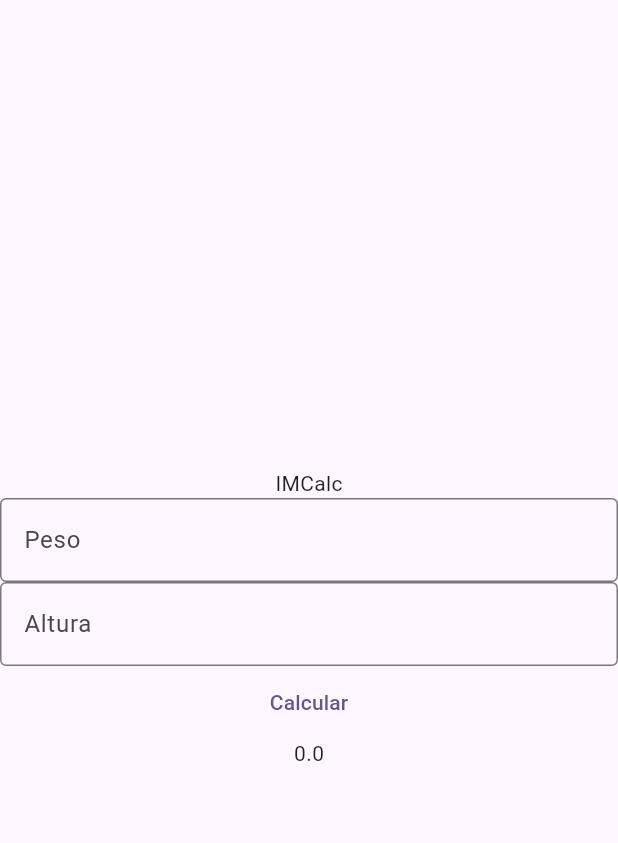
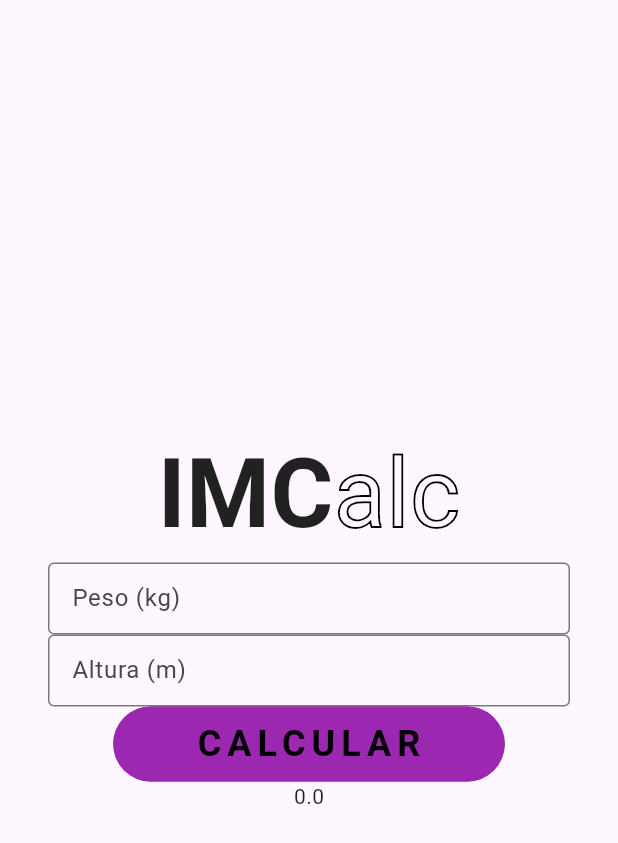
Before and after one commit to JustNat/imc_calc, a Flutter app: the screen it shows after launch, on a phone screen of 412 x 824 dp. Shown: the top 843 px of the screen. Run offline on Flutter 3.47's test engine with Material 2 defaults, Android fonts, the phone set to English and light mode, and no system bars; our stand-ins replace google_fonts.

Commit message:
mudanças no design da main.dart

```diff
--- a/lib/main.dart
+++ b/lib/main.dart
@@ -39,35 +39,85 @@ class _HomePageState extends State<HomePage> {
   @override
   Widget build(BuildContext context) {
     return Scaffold(
-      body: Center(
+      body: Container(
+        width: double.infinity,
+        margin: const EdgeInsets.symmetric(horizontal: 32, vertical: 32),
+        child: Center(
           child: Column(
             mainAxisAlignment: MainAxisAlignment.center,
             children: <Widget>[
-            const Text("IMCalc"),
-            const TextField(
-              keyboardType: TextInputType.number,
-              textAlign: TextAlign.justify,
-              decoration: InputDecoration(border: OutlineInputBorder(), labelText: 'Peso')
+              Row(
+                mainAxisAlignment: MainAxisAlignment.center,
+                children: [
+                  const Text("IMC", style: TextStyle(fontSize: 64, fontWeight: FontWeight.w600)),
+                  Text("alc",
+                    style: TextStyle(
+                    fontSize: 64,
+                    foreground: Paint()
+                      ..style = PaintingStyle.stroke
+                      ..strokeWidth = 1.3
+                      ..color = Colors.black,
+                      ),
+                    )
+                ],
               ),
               const TextField(
                 keyboardType: TextInputType.number,
                 textAlign: TextAlign.justify,
                 decoration: InputDecoration(
                   border: OutlineInputBorder(),
-                labelText: 'Altura')
+                  contentPadding: EdgeInsets.symmetric(horizontal: 12, vertical: 12),
+                  labelText: 'Peso (kg)')
                 ),
-            TextButton(
+              const TextField(
+                keyboardType: TextInputType.number,
+                textAlign: TextAlign.justify,
+                decoration: InputDecoration(
+                  border: OutlineInputBorder(),
+                  contentPadding: EdgeInsets.symmetric(horizontal: 12, vertical: 12),
+                  labelText: 'Altura (m)')
+                ),
+                Row(
+                  children: [
+                    const Expanded(
+                      flex: 1,
+                      child: SizedBox()),
+                    Expanded(
+                      flex: 6,
+                      child: TextButton(
+                        style: ButtonStyle(
+                          backgroundColor: const MaterialStatePropertyAll<Color>(Colors.purple),
+                          shape: MaterialStateProperty.all
+                            (RoundedRectangleBorder(
+                              borderRadius: BorderRadius.circular(25),
+                              side: const BorderSide(color: Colors.purple)
+                              )
+                            )
+                          ),
                         onPressed: () {
                           setState(() {
                             result = Calculator.imcCalc(weight, height);
                           });
                         },
-              child: const Text("Calcular")
+                        child: const Text("CALCULAR",
+                          style: TextStyle(color: Colors.black,
+                            fontSize: 24,
+                            fontWeight: FontWeight.w600,
+                            letterSpacing: 4.0
+                            ),
+                          )
+                        ),
+                    ),
+                    const Expanded(
+                      flex: 1,
+                      child: SizedBox())
+                  ],
                 ),
               Text('$result')
               ],
             )
           ),
+      ),
       );
   }
 }
```
Lines whose indentation alone changed are shown as unchanged.
